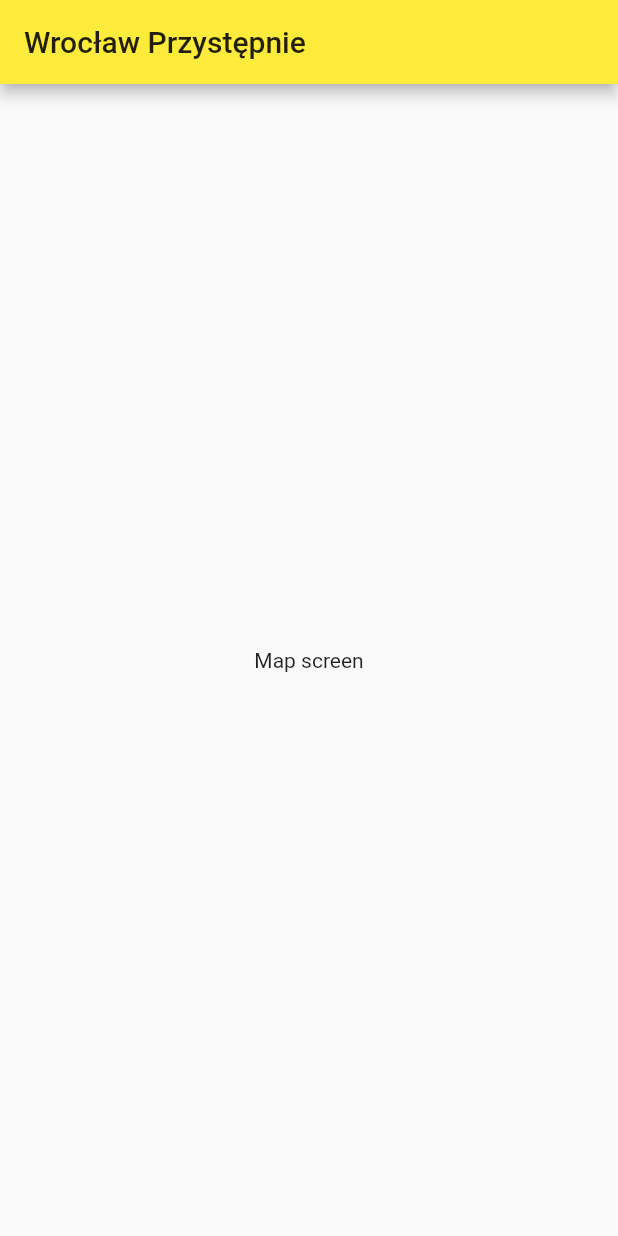
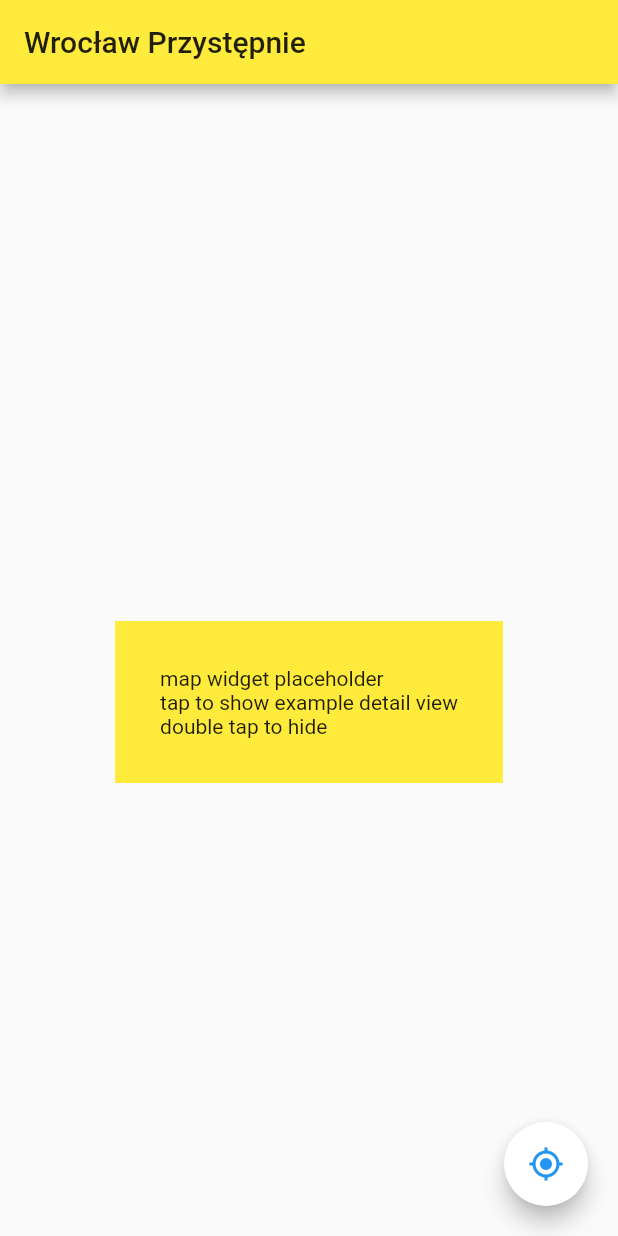
Before and after one commit to alopwr/wroclaw_przystepnie, a Flutter app: the MapScreen screen opened directly, on a phone screen of 412 x 824 dp. Run offline on Flutter 3.47's test engine with Material 2 defaults, Android fonts, the phone set to English and light mode, and no system bars; drawn by our look-alikes of sliding_up_panel; our stand-ins replace shared_preferences, sms_autofill; accounts and stored records are empty; network calls fail.

Commit message:
added example slide up panel

```diff
--- a/lib/main.dart
+++ b/lib/main.dart
@@ -2,8 +2,8 @@ import 'package:flutter/material.dart';
 import 'package:provider/provider.dart';
 
 import 'providers/auth.dart';
-import 'screens/home_screen.dart';
 import 'screens/login_screen.dart';
+import 'screens/map_screen.dart';
 
 void main() => runApp(MyApp());
 
--- a/lib/screens/home_screen.dart
+++ /dev/null
@@ -1,13 +0,0 @@
-import 'package:flutter/material.dart';
-
-class MapScreen extends StatelessWidget {
-  @override
-  Widget build(BuildContext context) {
-    return Scaffold(
-      appBar: AppBar(title: const Text("Wrocław Przystępnie")),
-      body: Center(
-        child: const Text("Map screen"),
-      ),
-    );
-  }
-}
--- /dev/null
+++ b/lib/screens/map_screen.dart
@@ -0,0 +1,108 @@
+import 'dart:ui';
+
+import 'package:flutter/material.dart';
+import 'package:sliding_up_panel/sliding_up_panel.dart';
+
+import '../widgets/detail_view.dart';
+import '../widgets/map.dart';
+
+class MapScreen extends StatefulWidget {
+  @override
+  _MapScreenState createState() => _MapScreenState();
+}
+
+class _MapScreenState extends State<MapScreen> {
+  final _initFabHeight = 120.0;
+  final appBar = AppBar(
+    title: const Text("Wrocław Przystępnie"),
+  );
+
+  final panelController = PanelController();
+
+  double _fabHeight = 20;
+  double _panelHeightOpen;
+  double _panelHeightClosed = 0;
+  double _normalPanelHeightClosed = 95.0;
+
+  void showDetail() {
+    if (_panelHeightClosed == 0)
+      setState(() {
+        _panelHeightClosed = _normalPanelHeightClosed;
+      });
+    else
+      panelController.show();
+  }
+
+  hideDetail() {
+    if (_panelHeightClosed != 0) panelController.hide();
+  }
+
+  @override
+  Widget build(BuildContext context) {
+    final mediaQuery = MediaQuery.of(context);
+    final trueHeight = mediaQuery.size.height -
+        appBar.preferredSize.height -
+        mediaQuery.padding.top;
+
+    _panelHeightOpen = trueHeight - 10;
+    return Scaffold(
+      appBar: appBar,
+      body: Stack(
+        alignment: Alignment.topCenter,
+        children: <Widget>[
+          SlidingUpPanel(
+            controller: panelController,
+            maxHeight: _panelHeightOpen,
+            minHeight: _panelHeightClosed,
+            snapPoint: .7,
+            parallaxEnabled: true,
+            parallaxOffset: .5,
+            body: MapWidget(showDetail, hideDetail),
+            panelBuilder: (sc) => DetailView(sc),
+            borderRadius: BorderRadius.only(
+                topLeft: Radius.circular(18.0),
+                topRight: Radius.circular(18.0)),
+            onPanelSlide: (double pos) => setState(() {
+              _fabHeight = pos * (_panelHeightOpen - _panelHeightClosed) +
+                  _initFabHeight;
+            }),
+          ),
+
+          // the fab
+          Positioned(
+            right: 20.0,
+            bottom: _fabHeight,
+            child: FloatingActionButton(
+              child: const Icon(
+                Icons.gps_fixed,
+                color: Colors.blue,
+              ),
+              onPressed: () {},
+              backgroundColor: Colors.white,
+            ),
+          ),
+
+          //the SlidingUpPanel Title
+          // Positioned(
+          //   top: 52.0,
+          //   child: Container(
+          //     padding: const EdgeInsets.fromLTRB(24.0, 18.0, 24.0, 18.0),
+          //     child: Text(
+          //       "SlidingUpPanel Example",
+          //       style: TextStyle(fontWeight: FontWeight.w500),
+          //     ),
+          //     decoration: BoxDecoration(
+          //       color: Colors.white,
+          //       borderRadius: BorderRadius.circular(24.0),
+          //       boxShadow: [
+          //         BoxShadow(
+          //             color: Color.fromRGBO(0, 0, 0, .25), blurRadius: 16.0)
+          //       ],
+          //     ),
+          //   ),
+          // ),
+        ],
+      ),
+    );
+  }
+}
--- /dev/null
+++ b/lib/widgets/map.dart
@@ -0,0 +1,22 @@
+import 'package:flutter/material.dart';
+
+class MapWidget extends StatelessWidget {
+  MapWidget(this.showF, this.hideF);
+
+  final Function showF;
+  final Function hideF;
+
+  @override
+  Widget build(BuildContext context) {
+    return GestureDetector(
+      child: Center(
+        child: Container(
+          padding: const EdgeInsets.all(30),
+            color: Colors.yellow,
+            child: const Text("map widget placeholder\ntap to show example detail view\ndouble tap to hide")),
+      ),
+      onTap: showF,
+      onDoubleTap: hideF,
+    );
+  }
+}
--- a/pubspec.yaml
+++ b/pubspec.yaml
@@ -28,6 +28,8 @@ dependencies:
   provider: ^4.0.5
   sms_autofill: 1.2.0
   url_launcher: ^5.4.2
+  sliding_up_panel: ^1.0.2
+
 
 
 
```
Also changed, not shown: lib/widgets/dash.dart (added, +23 -0 lines), lib/widgets/detail_view.dart (added, +120 -0 lines), pubspec.lock.
